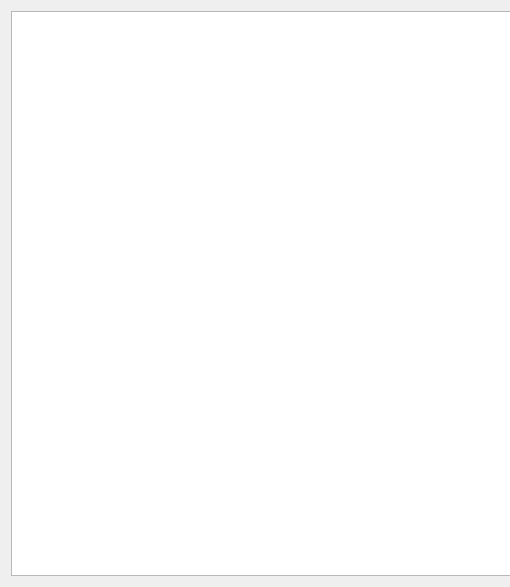
Old version of the form ui/patientview.ui in the repository creativepsyco/panex-client; both pictures show x 0 to 510 and y 0 to 587 of the 810 by 587 pixel window.
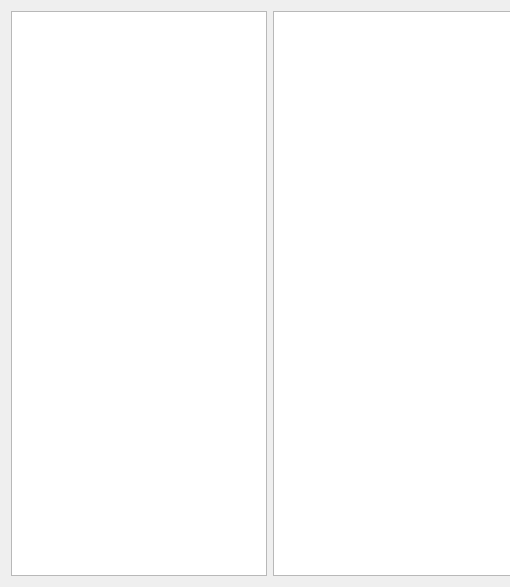
New version of the form.

Patch:
```diff
--- a/ui/patientview.ui
+++ b/ui/patientview.ui
@@ -16,6 +16,12 @@
   <layout class="QGridLayout" name="gridLayout">
    <item row="0" column="0">
     <widget class="QTreeView" name="treeViewPatients">
+     <property name="sizePolicy">
+      <sizepolicy hsizetype="Preferred" vsizetype="Expanding">
+       <horstretch>0</horstretch>
+       <verstretch>0</verstretch>
+      </sizepolicy>
+     </property>
      <property name="editTriggers">
       <set>QAbstractItemView::NoEditTriggers</set>
      </property>
@@ -24,6 +30,9 @@
      </property>
     </widget>
    </item>
+   <item row="0" column="1">
+    <widget class="QTreeView" name="treePatientData"/>
+   </item>
   </layout>
  </widget>
  <resources/>
```
